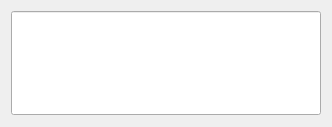
This is Shop/dqty.ui in End1-1/Cafe5 as Qt 5 draws it before an edit. The edited form follows.
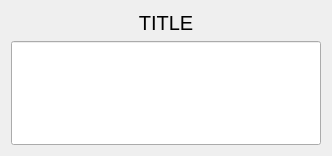
This is the edited form.

What changed in the file:
```diff
--- a/Shop/dqty.ui
+++ b/Shop/dqty.ui
@@ -13,7 +13,22 @@
   <property name="windowTitle">
    <string/>
   </property>
-  <layout class="QHBoxLayout" name="horizontalLayout">
+  <layout class="QVBoxLayout" name="verticalLayout">
+   <item>
+    <widget class="QLabel" name="lbTitle">
+     <property name="font">
+      <font>
+       <pointsize>15</pointsize>
+      </font>
+     </property>
+     <property name="text">
+      <string>TITLE</string>
+     </property>
+     <property name="alignment">
+      <set>Qt::AlignCenter</set>
+     </property>
+    </widget>
+   </item>
    <item>
     <widget class="QLineEdit" name="leQty">
      <property name="font">
```
